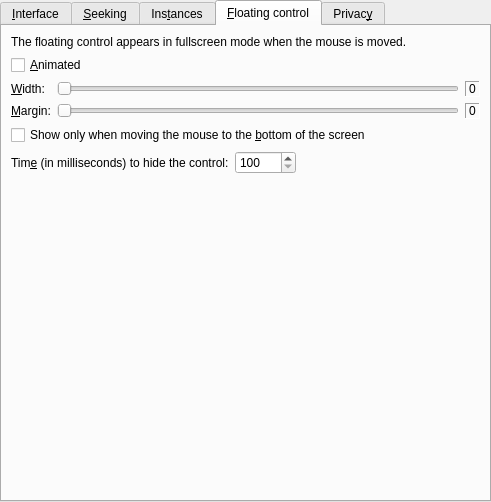
First picture: the form in src/gui/pref/interface.ui, repository wilbert2000/wzplayer, before the edit.
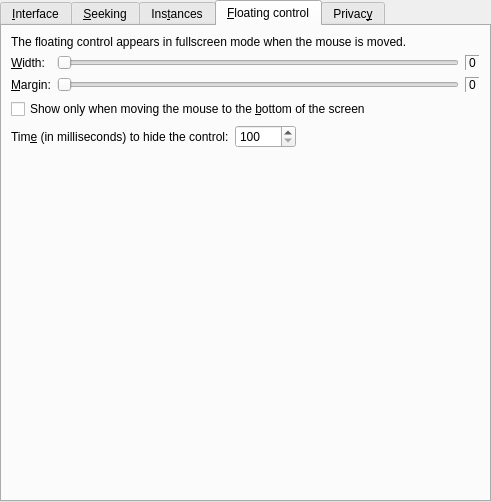
Second picture: the form after the edit. The open tabs and pages were chosen to show the change. Custom widgets are drawn as their Qt base class.

Commit message: Removed no longer supported floating control animation checkbox

```diff
--- a/src/gui/pref/interface.ui
+++ b/src/gui/pref/interface.ui
@@ -644,13 +644,6 @@
          </property>
         </widget>
        </item>
-       <item>
-        <widget class="QCheckBox" name="floating_animated_check">
-         <property name="text">
-          <string>&amp;Animated</string>
-         </property>
-        </widget>
-       </item>
        <item>
         <layout class="QGridLayout">
          <item row="0" column="0">
```
Left out of the diff: 1 changed line with no effect on the pictures. The commit also changes 1 other file.
